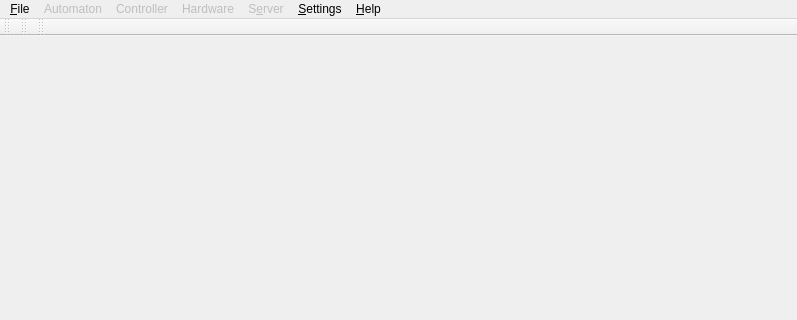
Before: the Qt Designer form mainwindow.ui in jehrichs/des-control, drawn with Qt 5; both pictures show x 0 to 797 and y 0 to 320 of the 797 by 527 pixel window.
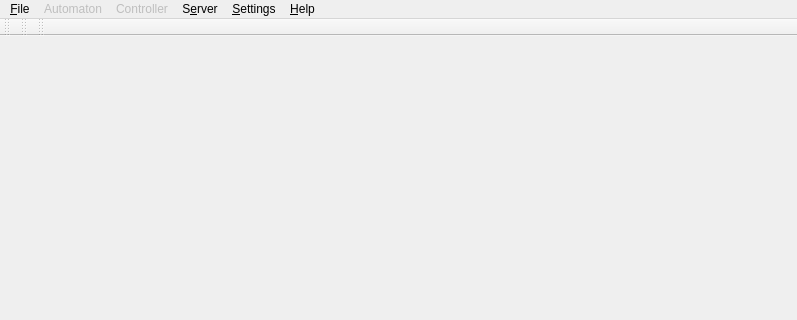
After: the same form once the commit is applied. Icons and pictures are not drawn.

```diff
--- a/mainwindow.ui
+++ b/mainwindow.ui
@@ -23,7 +23,7 @@
      <x>0</x>
      <y>0</y>
      <width>797</width>
-     <height>21</height>
+     <height>24</height>
     </rect>
    </property>
    <widget class="QMenu" name="menu_File">
@@ -63,7 +63,7 @@
    </widget>
    <widget class="QMenu" name="menuServer">
     <property name="enabled">
-     <bool>false</bool>
+     <bool>true</bool>
     </property>
     <property name="title">
      <string>S&amp;erver</string>
@@ -78,6 +78,9 @@
     <addaction name="actServerSettings"/>
    </widget>
    <widget class="QMenu" name="menuSettings">
+    <property name="enabled">
+     <bool>true</bool>
+    </property>
     <property name="tearOffEnabled">
      <bool>false</bool>
     </property>
@@ -116,21 +119,6 @@
     <addaction name="actEditAutomaton"/>
     <addaction name="separator"/>
     <addaction name="actSelectItem"/>
-    <addaction name="actAddState"/>
-    <addaction name="actAddTransition"/>
-    <addaction name="actDeleteSelected"/>
-    <addaction name="separator"/>
-    <addaction name="actAddEvent"/>
-   </widget>
-   <widget class="QMenu" name="menuHardware">
-    <property name="enabled">
-     <bool>false</bool>
-    </property>
-    <property name="title">
-     <string>Hardware</string>
-    </property>
-    <addaction name="actHardwareSettings"/>
-    <addaction name="actTestHardwareEvents"/>
    </widget>
    <widget class="QMenu" name="menuController">
     <property name="enabled">
@@ -150,7 +138,6 @@
    <addaction name="menu_File"/>
    <addaction name="menuAutomata"/>
    <addaction name="menuController"/>
-   <addaction name="menuHardware"/>
    <addaction name="menuServer"/>
    <addaction name="menuSettings"/>
    <addaction name="menu_Help"/>
```
Left out of the diff: 46 changed lines with no effect on the pictures.
